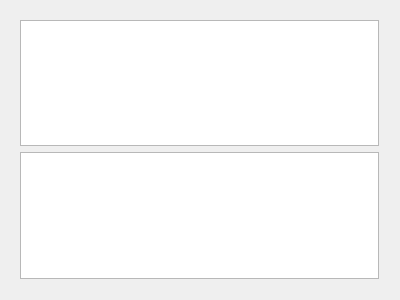
This is widget.ui in SudakovOleg/CaesarsCipher as Qt 5 draws it before an edit. The edited form follows.
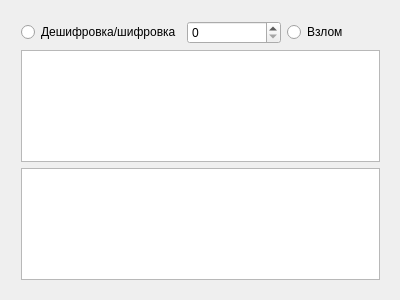
This is the edited form.

Commit message: Добавил меню

```diff
--- a/widget.ui
+++ b/widget.ui
@@ -16,18 +16,39 @@
   <widget class="QWidget" name="verticalLayoutWidget">
    <property name="geometry">
     <rect>
-     <x>9</x>
-     <y>9</y>
+     <x>10</x>
+     <y>10</y>
      <width>381</width>
      <height>281</height>
     </rect>
    </property>
+   <layout class="QGridLayout" name="gridLayout_2">
+    <item row="2" column="0" colspan="3">
    <layout class="QVBoxLayout" name="verticalLayout">
     <item>
      <widget class="QTextEdit" name="CodeText"/>
     </item>
     <item>
      <widget class="QTextEdit" name="DecodeText"/>
+      </item>
+     </layout>
+    </item>
+    <item row="0" column="2">
+     <widget class="QRadioButton" name="radioButton">
+      <property name="text">
+       <string>Взлом</string>
+      </property>
+     </widget>
+    </item>
+    <item row="0" column="0">
+     <widget class="QRadioButton" name="radioButton_2">
+      <property name="text">
+       <string>Дешифровка/шифровка</string>
+      </property>
+     </widget>
+    </item>
+    <item row="0" column="1">
+     <widget class="QSpinBox" name="spinBox"/>
     </item>
    </layout>
   </widget>
```
Left out of the diff: 2 changed lines with no effect on the pictures. Lines whose indentation alone changed are shown as unchanged. The commit also changes 2 other files.
